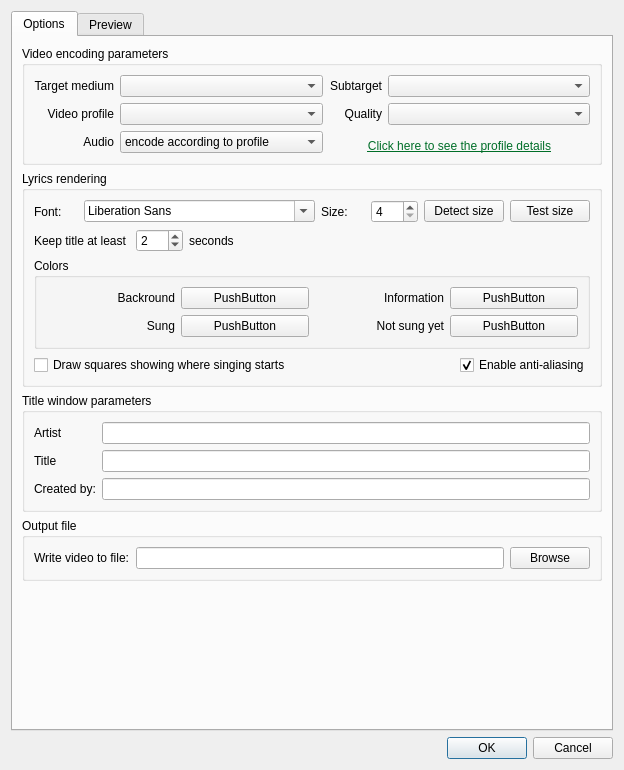
gyunaev/karlyriceditor, file src/dialog_export_params.ui: the form before one commit.
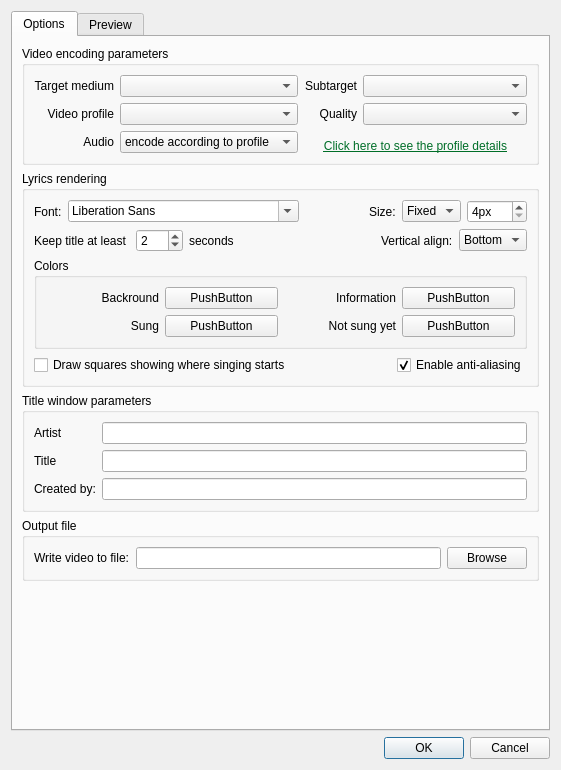
The form after the commit. Custom widgets are drawn as their Qt base class.

Patch:
```diff
--- a/src/dialog_export_params.ui
+++ b/src/dialog_export_params.ui
@@ -6,7 +6,7 @@
    <rect>
     <x>0</x>
     <y>0</y>
-    <width>624</width>
+    <width>561</width>
     <height>770</height>
    </rect>
   </property>
@@ -170,17 +170,59 @@
              </widget>
             </item>
             <item>
-             <widget class="QLabel" name="label_25">
+             <spacer name="horizontalSpacer_3">
+              <property name="orientation">
+               <enum>Qt::Horizontal</enum>
+              </property>
+              <property name="sizeHint" stdset="0">
+               <size>
+                <width>40</width>
+                <height>20</height>
+               </size>
+              </property>
+             </spacer>
+            </item>
+            <item>
+             <widget class="QLabel" name="label_9">
               <property name="text">
                <string>Size:</string>
               </property>
              </widget>
             </item>
             <item>
-             <widget class="QSpinBox" name="fontVideoSize">
+             <widget class="QComboBox" name="boxFontVideoSizeType">
+              <property name="sizePolicy">
+               <sizepolicy hsizetype="Preferred" vsizetype="Fixed">
+                <horstretch>0</horstretch>
+                <verstretch>0</verstretch>
+               </sizepolicy>
+              </property>
+              <property name="whatsThis">
+               <string>&lt;html&gt;&lt;head/&gt;&lt;body&gt;&lt;p&gt;You can use this box to change the font size strategy.&lt;/p&gt;&lt;p&gt;&lt;br/&gt;&lt;/p&gt;&lt;p&gt;If you choose &lt;span style=&quot; font-weight:600;&quot;&gt;Fixed&lt;/span&gt;, all lyrics in the document will be set to the size you specified. You can specify any size up to the maximum size which still fits the screen.&lt;/p&gt;&lt;p&gt;&lt;br/&gt;&lt;/p&gt;&lt;p&gt;If you choose &lt;span style=&quot; font-weight:600;&quot;&gt;Fit&lt;/span&gt;, all lyrics in the document will be set to the largest font size which still fits to the screen. This size will be shown in the control box.&lt;/p&gt;&lt;p&gt;&lt;br/&gt;&lt;/p&gt;&lt;/body&gt;&lt;/html&gt;</string>
+              </property>
+              <item>
+               <property name="text">
+                <string>Fixed</string>
+               </property>
+              </item>
+              <item>
+               <property name="text">
+                <string>Fit</string>
+               </property>
+              </item>
+             </widget>
+            </item>
+            <item>
+             <widget class="QSpinBox" name="spinFontSize">
               <property name="whatsThis">
                <string>Font size for preview window. Larger values are suggested (24 and up)</string>
               </property>
+              <property name="suffix">
+               <string>px</string>
+              </property>
+              <property name="prefix">
+               <string/>
+              </property>
               <property name="minimum">
                <number>4</number>
               </property>
@@ -192,20 +234,6 @@
               </property>
              </widget>
             </item>
-            <item>
-             <widget class="QPushButton" name="btnDetectSize">
-              <property name="text">
-               <string>Detect size</string>
-              </property>
-             </widget>
-            </item>
-            <item>
-             <widget class="QPushButton" name="btnTestSize">
-              <property name="text">
-               <string>Test size</string>
-              </property>
-             </widget>
-            </item>
            </layout>
           </item>
           <item>
@@ -247,6 +275,35 @@
               </property>
              </spacer>
             </item>
+            <item>
+             <widget class="QLabel" name="label_10">
+              <property name="text">
+               <string>Vertical align:</string>
+              </property>
+             </widget>
+            </item>
+            <item>
+             <widget class="QComboBox" name="boxTextVerticalAlign">
+              <property name="whatsThis">
+               <string>&lt;html&gt;&lt;head/&gt;&lt;body&gt;&lt;p&gt;Specifies vertical alignment (i.e. text position on the screen).&lt;/p&gt;&lt;/body&gt;&lt;/html&gt;</string>
+              </property>
+              <item>
+               <property name="text">
+                <string>Bottom</string>
+               </property>
+              </item>
+              <item>
+               <property name="text">
+                <string>Center</string>
+               </property>
+              </item>
+              <item>
+               <property name="text">
+                <string>Top</string>
+               </property>
+              </item>
+             </widget>
+            </item>
            </layout>
           </item>
           <item>
```
Left out of the diff: 4 changed lines with no effect on the pictures.
